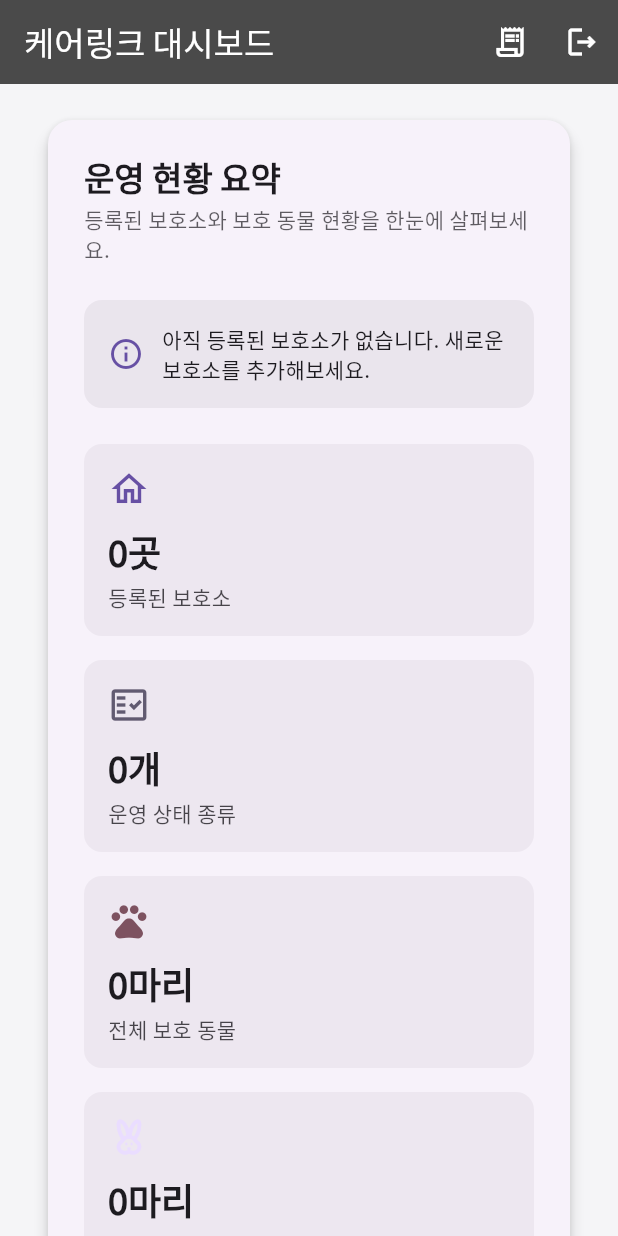
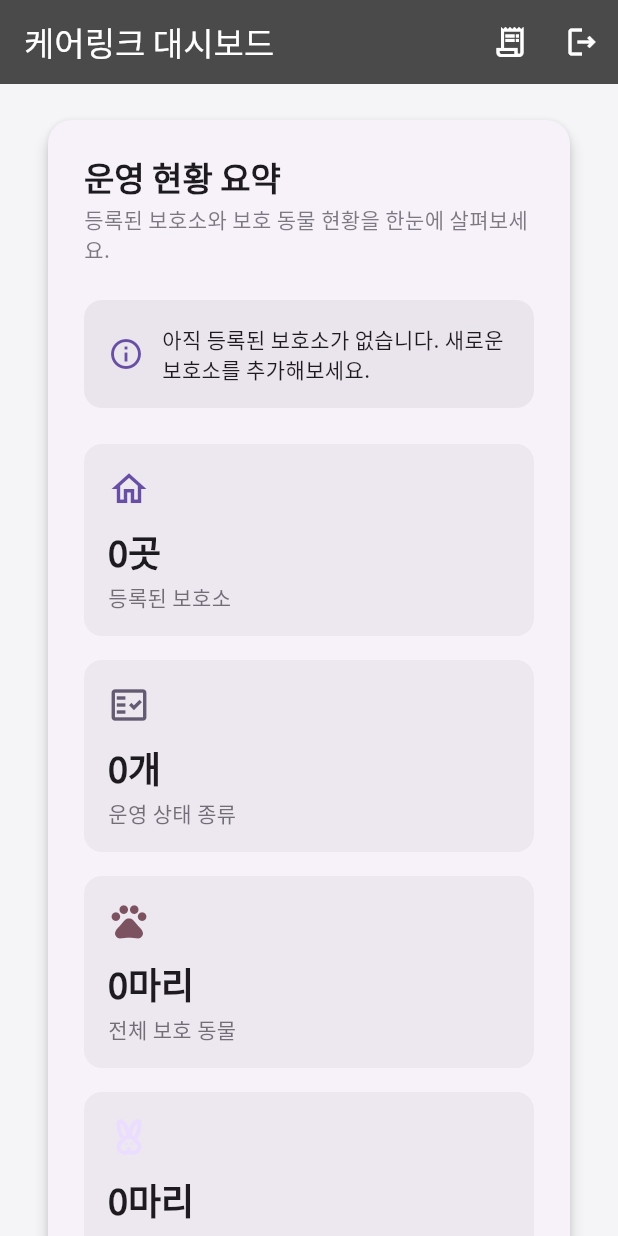
Before and after one commit to jechang-yeon/carelink_app, a Flutter app: the HomeScreen screen opened directly with empty values, on a phone screen of 412 x 824 dp. Run offline on Flutter 3.47's test engine with Material 3 defaults, Android fonts, the light colour scheme and no system bars; our stand-ins replace cloud_firestore, firebase_auth, firebase_core, firebase_storage, google_fonts, image_picker and 2 more; missing offline and left inert: webview_flutter_android, webview_flutter_wkwebview; accounts and stored records are empty.

Commit message:
20251023_01_codex

```diff
--- a/lib/widgets/dashboard_summary_card.dart
+++ b/lib/widgets/dashboard_summary_card.dart
@@ -97,8 +97,10 @@ class _SummaryContent extends StatelessWidget {
   @override
   Widget build(BuildContext context) {
     final TextTheme textTheme = theme.textTheme;
+    final Color descriptionColor = theme.colorScheme.onSurfaceVariant
+        .withValues(alpha: theme.brightness == Brightness.dark ? 0.85 : 0.7);
     final TextStyle? descriptionStyle = textTheme.bodyMedium?.copyWith(
-      color: textTheme.bodyMedium?.color?.withValues(alpha: 0.7),
+      color: descriptionColor,
     );
 
     final int statusCount = shelterState.availableStatuses
@@ -242,8 +244,17 @@ class _SummaryMetric extends StatelessWidget {
     final Color iconColor = data.iconColor ?? theme.colorScheme.primary;
     final Color backgroundColor = theme.colorScheme.surfaceContainerHighest
         .withValues(alpha: theme.brightness == Brightness.dark ? 0.35 : 0.6);
+    final Color valueColor = theme.colorScheme.onSurface;
+    final Color labelColor = theme.colorScheme.onSurfaceVariant
+        .withValues(alpha: theme.brightness == Brightness.dark ? 0.9 : 0.75);
 
-    return Container(
+    return Semantics(
+      label: data.label,
+      value: data.value,
+      child: Tooltip(
+        message: '${data.label} • ${data.value}',
+        waitDuration: const Duration(milliseconds: 300),
+        child: Container(
           padding: const EdgeInsets.all(16.0),
           decoration: BoxDecoration(
             color: backgroundColor,
@@ -258,17 +269,19 @@ class _SummaryMetric extends StatelessWidget {
                 data.value,
                 style: theme.textTheme.headlineSmall?.copyWith(
                   fontWeight: FontWeight.bold,
-              color: theme.colorScheme.onSurface,
+                  color: valueColor,
                 ),
               ),
               const SizedBox(height: 4),
               Text(
                 data.label,
                 style: theme.textTheme.bodyMedium?.copyWith(
-              color: theme.textTheme.bodyMedium?.color?.withValues(alpha: 0.8),
+                  color: labelColor,
                 ),
               ),
             ],
+          ),
+        ),
       ),
     );
   }
@@ -353,7 +366,9 @@ class _SummaryEmptyState extends StatelessWidget {
           Expanded(
             child: Text(
               message,
-              style: theme.textTheme.bodyMedium,
+              style: theme.textTheme.bodyMedium?.copyWith(
+                color: theme.colorScheme.onSurface,
+              ),
             ),
           ),
         ],
```
Lines whose indentation alone changed are shown as unchanged.
